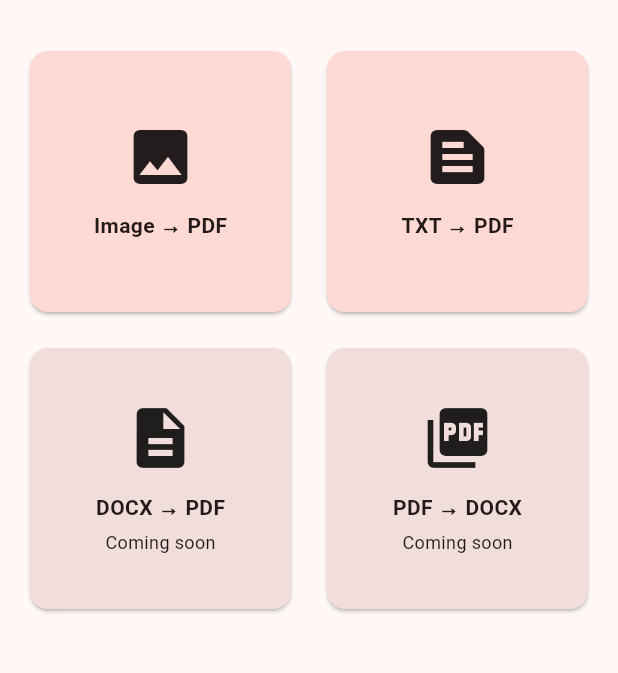
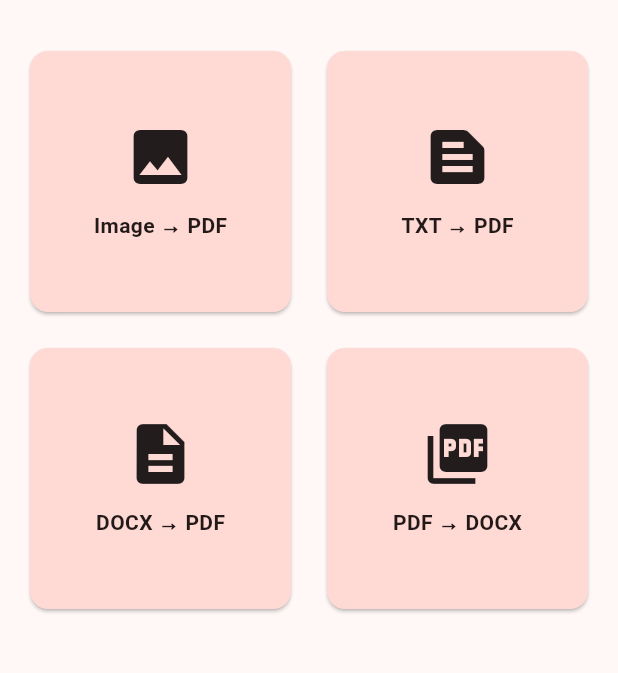
Before and after one commit to MUST0797/pdf-converter, a Flutter app: the screen it shows after launch, on a phone screen of 412 x 824 dp, the part 63-736 px from its top. Run offline on Flutter 3.47's test engine with Material 3 defaults, Android fonts, the phone set to English and light mode, and no system bars; our stand-ins replace file_picker, open_filex, pdf, share_plus; missing offline and left inert: syncfusion_flutter_pdf.

Commit message:
Add DOCX to PDF and PDF to DOCX conversion tools

```diff
--- a/lib/main.dart
+++ b/lib/main.dart
@@ -10,6 +10,8 @@ import 'package:path_provider/path_provider.dart';
 import 'package:pdf/pdf.dart';
 import 'package:pdf/widgets.dart' as pw;
 import 'package:share_plus/share_plus.dart';
+
+import 'office_tools.dart';
 
 void main() => runApp(const PdfApp());
 
@@ -109,8 +111,22 @@ class HomeScreen extends StatelessWidget {
           () => _go(context, const ImageToPdfScreen())),
       _Tool('TXT → PDF', Icons.text_snippet, true,
           () => _go(context, const TxtToPdfScreen())),
-      _Tool('DOCX → PDF', Icons.description, false, null),
-      _Tool('PDF → DOCX', Icons.picture_as_pdf, false, null),
+      _Tool('DOCX → PDF', Icons.description, true,
+          () => _go(
+              context,
+              SinglePickScreen(
+                  title: 'DOCX → PDF',
+                  extension: 'docx',
+                  icon: Icons.description,
+                  onConvert: docxToPdf))),
+      _Tool('PDF → DOCX', Icons.picture_as_pdf, true,
+          () => _go(
+              context,
+              SinglePickScreen(
+                  title: 'PDF → DOCX',
+                  extension: 'pdf',
+                  icon: Icons.picture_as_pdf,
+                  onConvert: pdfToDocx))),
     ];
     return Scaffold(
       appBar: AppBar(
@@ -420,8 +436,7 @@ class ResultScreen extends StatelessWidget {
             SizedBox(
               width: double.infinity,
               child: OutlinedButton.icon(
-                onPressed: () =>
-                    Share.shareXFiles([XFile(file.path)]),
+                onPressed: () => Share.shareXFiles([XFile(file.path)]),
                 icon: const Icon(Icons.share),
                 label: const Text('Share'),
               ),
@@ -469,7 +484,8 @@ class _MyFilesScreenState extends State<MyFilesScreen> {
     final list = dir
         .listSync()
         .whereType<File>()
-        .where((f) => f.path.toLowerCase().endsWith('.pdf') ||
+        .where((f) =>
+            f.path.toLowerCase().endsWith('.pdf') ||
             f.path.toLowerCase().endsWith('.docx'))
         .toList()
       ..sort((a, b) => b.lastModifiedSync().compareTo(a.lastModifiedSync()));
@@ -529,8 +545,7 @@ class _MyFilesScreenState extends State<MyFilesScreen> {
                         children: [
                           IconButton(
                             icon: const Icon(Icons.share),
-                            onPressed: () =>
-                                Share.shareXFiles([XFile(f.path)]),
+                            onPressed: () => Share.shareXFiles([XFile(f.path)]),
                           ),
                           IconButton(
                             icon: const Icon(Icons.delete_outline),
```
